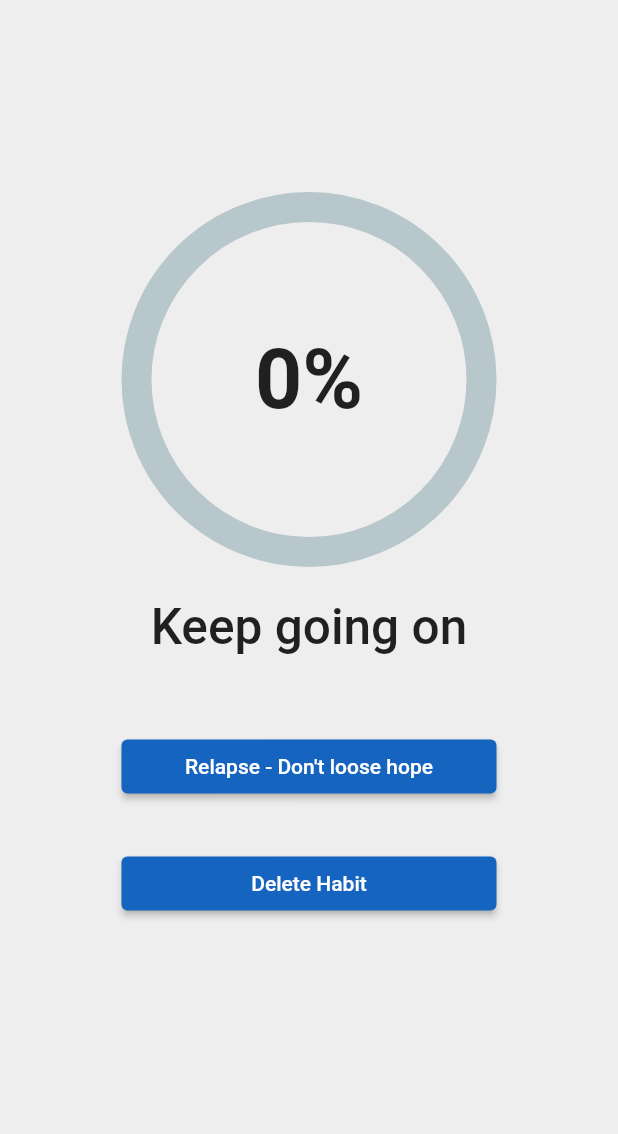
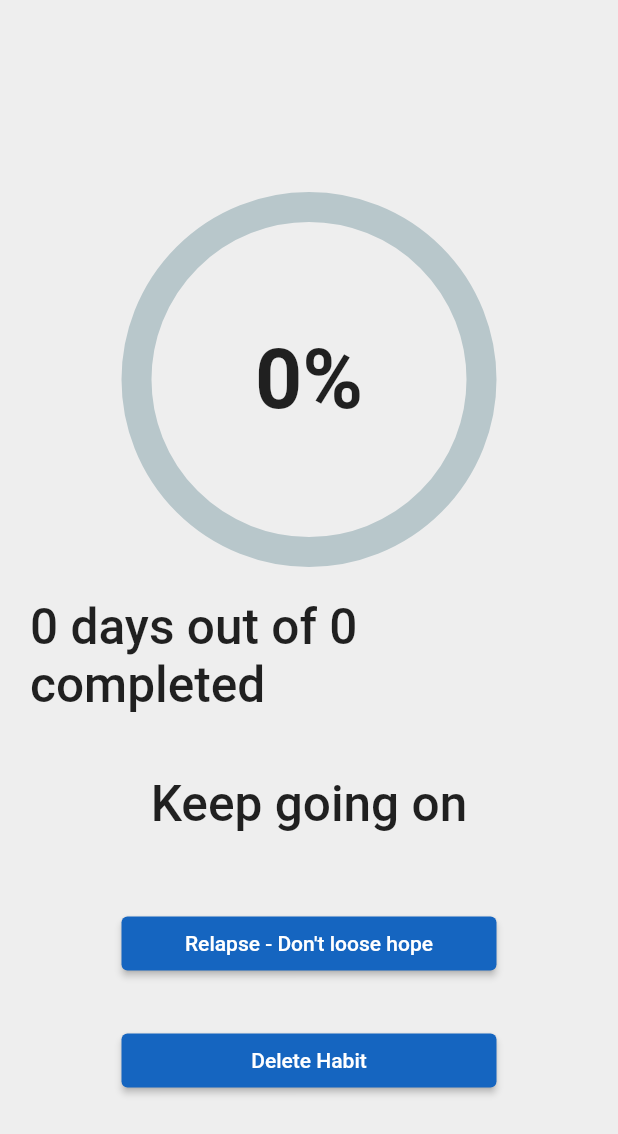
Before and after one commit to pranaykrpiyush/changehabit, a Flutter app: the DetailScreen screen opened directly with empty values, on a phone screen of 412 x 824 dp. Shown: the top 1134 px of the screen. Run offline on Flutter 3.47's test engine with Material 2 defaults, Android fonts, the phone set to English and light mode, and no system bars; drawn by our look-alikes of percent_indicator; our stand-ins replace fluttertoast, get, gradient_widgets, group_button, introduction_screen, shared_preferences; missing offline and left inert: flutter_overboard; accounts and stored records are empty.

Commit message:
Final app updated icon ios and launcher name + detail screen changes

```diff
--- a/lib/detail_screen.dart
+++ b/lib/detail_screen.dart
@@ -85,6 +85,14 @@ class _DetailScreenState extends State<DetailScreen> {
                       progressColor: Colors.blue[700],
                     ),
                     Padding(
+                      padding: EdgeInsets.all(20),
+                      child: Text(
+                        '$difference days out of ${widget.days} completed',
+                        style: TextStyle(
+                            fontSize: 33, fontWeight: FontWeight.w500),
+                      ),
+                    ),
+                    Padding(
                       padding: const EdgeInsets.all(20.0),
                       child: Text(
                         "Keep going on",
```
